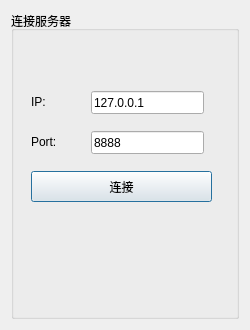
Qt form src/selectserver.ui (wang-y-cell/CloudMeeting_Client) before a commit.
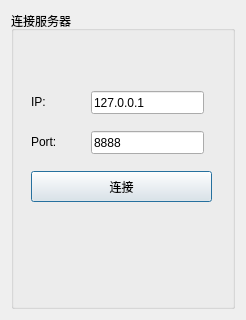
The same form after that commit.

Diff of the .ui file:
```diff
--- a/src/selectserver.ui
+++ b/src/selectserver.ui
@@ -6,8 +6,8 @@
    <rect>
     <x>0</x>
     <y>0</y>
-    <width>250</width>
-    <height>330</height>
+    <width>246</width>
+    <height>320</height>
    </rect>
   </property>
   <property name="windowTitle">
```
